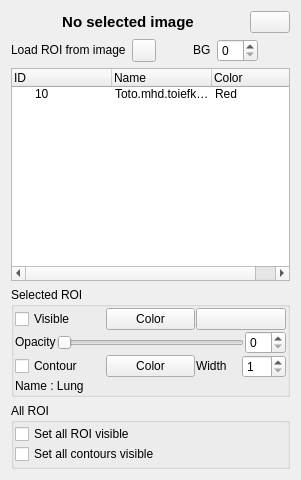
This is vv/qt_ui/vvToolStructureSetManager.ui in open-vv/vv as Qt 5 draws it before an edit. The edited form follows.
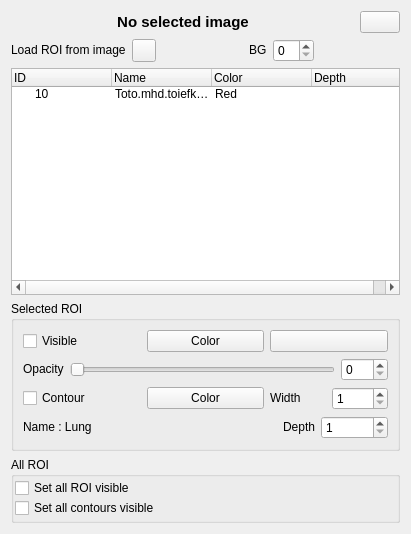
This is the edited form. Icons and pictures are not drawn.

Commit message: Add Depth option

The edit to the form file:
```diff
--- a/vv/qt_ui/vvToolStructureSetManager.ui
+++ b/vv/qt_ui/vvToolStructureSetManager.ui
@@ -6,8 +6,8 @@
    <rect>
     <x>0</x>
     <y>0</y>
-    <width>301</width>
-    <height>480</height>
+    <width>411</width>
+    <height>534</height>
    </rect>
   </property>
   <property name="sizePolicy">
@@ -187,7 +187,7 @@
       </sizepolicy>
      </property>
      <property name="alternatingRowColors">
-      <bool>false</bool>
+      <bool>true</bool>
      </property>
      <property name="selectionMode">
       <enum>QAbstractItemView::SingleSelection</enum>
@@ -216,6 +216,11 @@
        <string>Color</string>
       </property>
      </column>
+     <column>
+      <property name="text">
+       <string>Depth</string>
+      </property>
+     </column>
      <item>
       <property name="text">
        <string>10</string>
@@ -226,6 +231,9 @@
       <property name="text">
        <string>Red</string>
       </property>
+      <property name="text">
+       <string/>
+      </property>
      </item>
     </widget>
    </item>
@@ -241,12 +249,6 @@
       <string>Selected ROI</string>
      </property>
      <layout class="QVBoxLayout" name="verticalLayout">
-      <property name="spacing">
-       <number>1</number>
-      </property>
-      <property name="margin">
-       <number>1</number>
-      </property>
       <item>
        <layout class="QHBoxLayout" name="horizontalLayout_8">
         <item>
@@ -308,13 +310,20 @@
         </item>
         <item>
          <widget class="QSlider" name="mOpacitySlider">
+          <property name="maximum">
+           <number>100</number>
+          </property>
           <property name="orientation">
            <enum>Qt::Horizontal</enum>
           </property>
          </widget>
         </item>
         <item>
-         <widget class="QSpinBox" name="mOpacitySpinBox"/>
+         <widget class="QSpinBox" name="mOpacitySpinBox">
+          <property name="maximum">
+           <number>100</number>
+          </property>
+         </widget>
         </item>
        </layout>
       </item>
@@ -364,7 +373,7 @@
              <number>1</number>
             </property>
             <property name="maximum">
-             <number>5</number>
+             <number>10</number>
             </property>
            </widget>
           </item>
@@ -373,17 +382,57 @@
        </layout>
       </item>
       <item>
-       <widget class="QLabel" name="mROInameLabel">
-        <property name="sizePolicy">
-         <sizepolicy hsizetype="Preferred" vsizetype="Fixed">
-          <horstretch>0</horstretch>
-          <verstretch>0</verstretch>
-         </sizepolicy>
-        </property>
-        <property name="text">
-         <string>Name : Lung</string>
-        </property>
-       </widget>
+       <layout class="QHBoxLayout" name="horizontalLayout_3">
+        <item>
+         <widget class="QLabel" name="mROInameLabel">
+          <property name="sizePolicy">
+           <sizepolicy hsizetype="Preferred" vsizetype="Fixed">
+            <horstretch>0</horstretch>
+            <verstretch>0</verstretch>
+           </sizepolicy>
+          </property>
+          <property name="text">
+           <string>Name : Lung</string>
+          </property>
+         </widget>
+        </item>
+        <item>
+         <spacer name="horizontalSpacer_5">
+          <property name="orientation">
+           <enum>Qt::Horizontal</enum>
+          </property>
+          <property name="sizeHint" stdset="0">
+           <size>
+            <width>40</width>
+            <height>20</height>
+           </size>
+          </property>
+         </spacer>
+        </item>
+        <item>
+         <widget class="QLabel" name="mROInameLabel_3">
+          <property name="sizePolicy">
+           <sizepolicy hsizetype="Preferred" vsizetype="Fixed">
+            <horstretch>0</horstretch>
+            <verstretch>0</verstretch>
+           </sizepolicy>
+          </property>
+          <property name="text">
+           <string>Depth</string>
+          </property>
+         </widget>
+        </item>
+        <item>
+         <widget class="QSpinBox" name="mDepthSpinBox">
+          <property name="minimum">
+           <number>1</number>
+          </property>
+          <property name="maximum">
+           <number>999999</number>
+          </property>
+         </widget>
+        </item>
+       </layout>
       </item>
      </layout>
     </widget>
```
Left out of the diff: 22 changed lines with no effect on the pictures.
